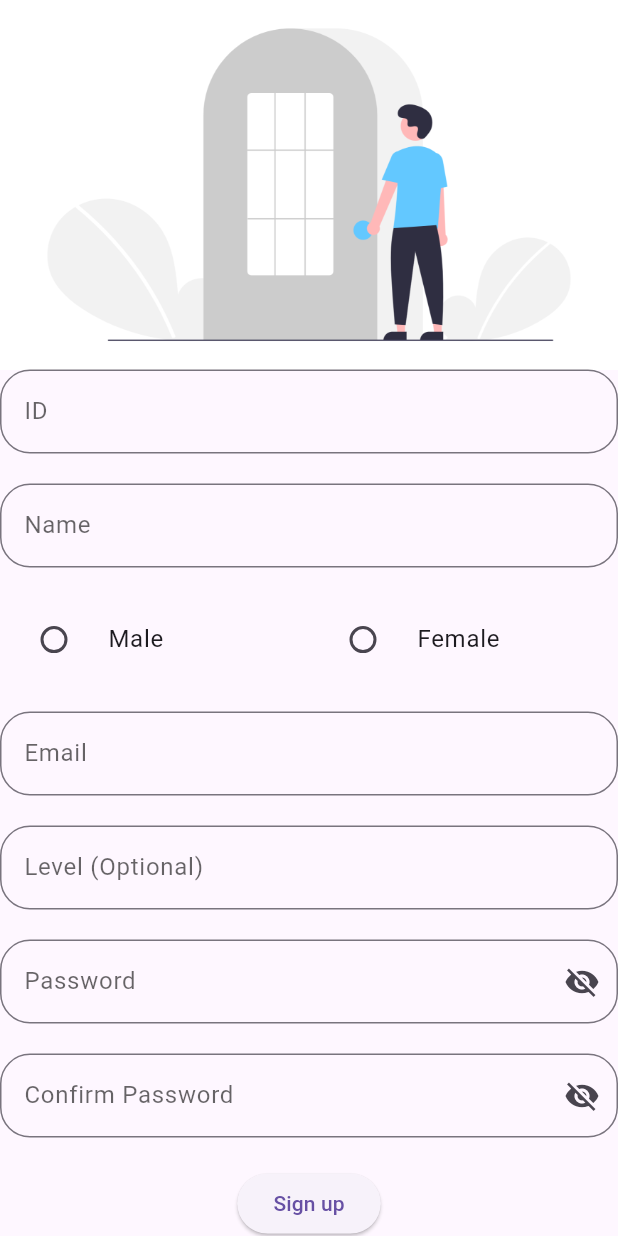
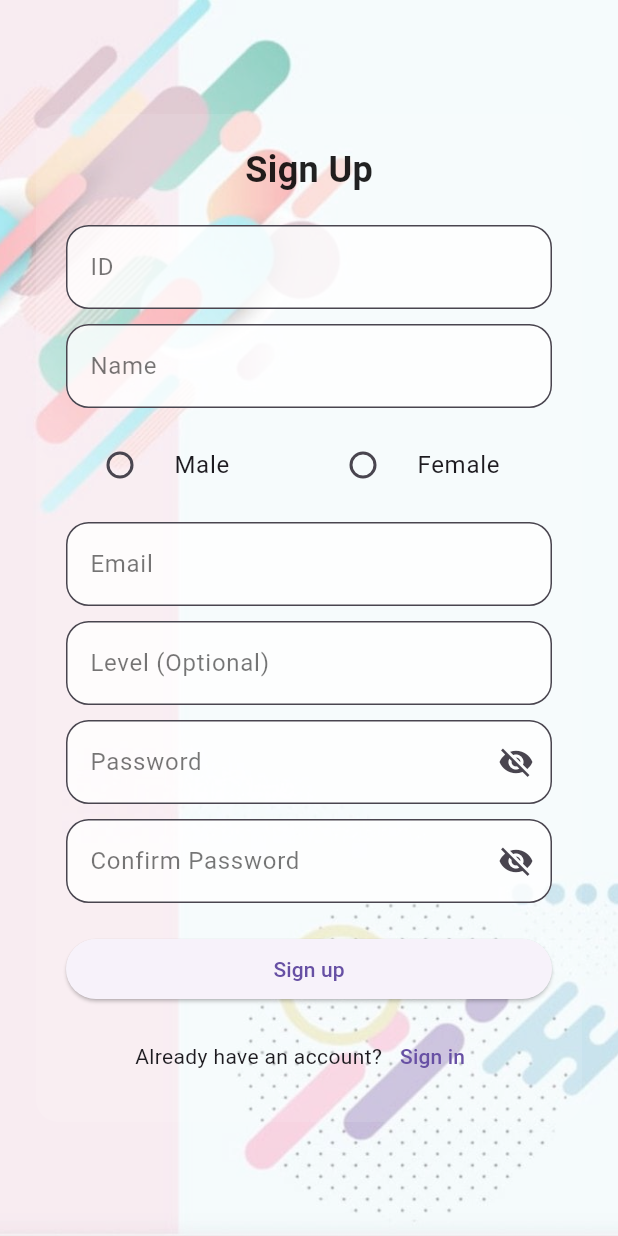
Before and after one commit to Roqaia2005/Assignment1_Mobile, a Flutter app: the SignupScreen screen opened directly, on a phone screen of 412 x 824 dp. Run offline on Flutter 3.47's test engine with Material 3 defaults, Android fonts, the phone set to English and light mode, and no system bars; our stand-ins replace cloud_firestore, firebase_auth, firebase_core, hive, hive_flutter, image_picker and 1 more; accounts and stored records are empty.

Commit message:
sign up UI done, with some errors: - display password - level not optional - sign in must have greater font size

```diff
--- a/lib/screens/signup_screen.dart
+++ b/lib/screens/signup_screen.dart
@@ -1,4 +1,3 @@
-import 'dart:async';
 import 'package:flutter/material.dart';
 import 'package:firebase_auth/firebase_auth.dart';
 import 'package:student_registeration/helper.dart';
@@ -6,6 +5,7 @@ import 'package:cloud_firestore/cloud_firestore.dart';
 import 'package:student_registeration/models/student.dart';
 import 'package:student_registeration/screens/login_screen.dart';
 import 'package:internet_connection_checker_plus/internet_connection_checker_plus.dart';
+import 'dart:async';
 
 class SignupScreen extends StatefulWidget {
   const SignupScreen({super.key});
@@ -27,10 +27,10 @@ class _SignupScreenState extends State<SignupScreen> {
   bool obscure = true;
   bool obscureConfirm = true;
   late StreamSubscription<InternetStatus> listener;
+
   @override
   void initState() {
     super.initState();
-
     listener = InternetConnection().onStatusChange.listen((status) async {
       if (status == InternetStatus.connected) {
         if (box.isNotEmpty) {
@@ -50,56 +50,45 @@ class _SignupScreenState extends State<SignupScreen> {
   @override
   Widget build(BuildContext context) {
     return Scaffold(
-      body: Form(
+      body: Stack(
+        fit: StackFit.expand,
+        children: [
+          Image.asset(
+            "assets/images/home.jpg",
+            fit: BoxFit.cover,
+          ),
+          Container(
+            color: Colors.white.withOpacity(0.4),
+          ),
+          Center(
+            child: SingleChildScrollView(
+              padding: const EdgeInsets.symmetric(horizontal: 24),
+              child: Container(
+                padding: const EdgeInsets.all(20),
+                decoration: BoxDecoration(
+                  color: Colors.white.withOpacity(0.1),
+                  borderRadius: BorderRadius.circular(15),
+                ),
+                child: Form(
                   key: _formKey,
-        child: SingleChildScrollView(
                   child: Column(
+                    mainAxisSize: MainAxisSize.min,
                     children: [
-              const Image(
-                image: AssetImage("assets/images/undraw_login_wqkt.png"),
-              ),
-              TextFormField(
-                controller: idController,
-                validator: (value) {
-                  if (value?.isEmpty ?? true) {
-                    return "This field is required";
-                  }
-                  if (!RegExp(r'^[0-9]+$').hasMatch(value!)) {
-                    return "ID must be numeric";
-                  }
-                  return null;
-                },
-                decoration: InputDecoration(
-                  hintText: "ID",
-                  hintStyle: const TextStyle(
-                    color: Color.fromARGB(153, 0, 0, 0),
-                  ),
-                  border: OutlineInputBorder(
-                    borderRadius: BorderRadius.circular(20),
-                  ),
+                      const Text(
+                        "Sign Up",
+                        style: TextStyle(
+                          fontSize: 24,
+                          fontWeight: FontWeight.bold,
+                          color: Colors.black87,
                         ),
                       ),
                       const SizedBox(height: 20),
-              TextFormField(
-                controller: nameController,
-                validator: (value) {
-                  if (value?.isEmpty ?? true) {
-                    return "This field is required";
-                  }
-                  return null;
-                },
-                decoration: InputDecoration(
-                  hintText: "Name",
-                  hintStyle: const TextStyle(
-                    color: Color.fromARGB(153, 0, 0, 0),
-                  ),
-                  border: OutlineInputBorder(
-                    borderRadius: BorderRadius.circular(20),
-                  ),
-                ),
-              ),
-              const SizedBox(height: 20),
+                      buildTextField("ID", idController, false),
+                      const SizedBox(height: 10),
+                      buildTextField("Name", nameController, false),
+                      const SizedBox(height: 10),
                       Row(
+                        mainAxisAlignment: MainAxisAlignment.center,
                         children: [
                           Expanded(
                             child: RadioListTile<String>(
@@ -127,130 +116,22 @@ class _SignupScreenState extends State<SignupScreen> {
                           ),
                         ],
                       ),
+                      const SizedBox(height: 10),
+                      buildTextField("Email", emailController, false),
+                      const SizedBox(height: 10),
+                      buildTextField("Level (Optional)", levelController, false),
+                      const SizedBox(height: 10),
+                      buildTextField("Password", passwordController, true),
+                      const SizedBox(height: 10),
+                      buildTextField("Confirm Password", confirmPasswordController, true),
                       const SizedBox(height: 20),
-              TextFormField(
-                controller: emailController,
-                validator: (value) {
-                  if (value?.isEmpty ?? true) {
-                    return "This field is required";
-                  }
-                  if (!RegExp(
-                    r'^[0-9]+@stud\.fci-cu\.edu\.eg$',
-                  ).hasMatch(value!)) {
-                    return "Invalid email format. Example: studentID@stud.fci-cu.edu.eg";
-                  }
-                  if (value.split('@')[0] != idController.text) {
-                    return "Email ID must match with your ID";
-                  }
-                  return null;
-                },
-                decoration: InputDecoration(
-                  hintText: "Email",
-                  hintStyle: const TextStyle(
-                    color: Color.fromARGB(153, 0, 0, 0),
-                  ),
-                  border: OutlineInputBorder(
-                    borderRadius: BorderRadius.circular(20),
-                  ),
-                ),
-              ),
-              const SizedBox(height: 20),
-              TextFormField(
-                validator: (value) {
-                  if (!RegExp(r'^[1-4]').hasMatch(value!)) {
-                    return "Select your level from 1 to 4";
-                  }
-
-                  return null;
-                },
-                controller: levelController,
-                keyboardType: TextInputType.number,
-                decoration: InputDecoration(
-                  hintText: "Level (Optional)",
-                  hintStyle: const TextStyle(
-                    color: Color.fromARGB(153, 0, 0, 0),
-                  ),
-                  border: OutlineInputBorder(
-                    borderRadius: BorderRadius.circular(20),
-                  ),
-                ),
-              ),
-              const SizedBox(height: 20),
-              TextFormField(
-                controller: passwordController,
-                obscureText: obscure,
-                validator: (value) {
-                  if (value?.isEmpty ?? true) {
-                    return "This field is required";
-                  }
-
-                  if (!RegExp(r'^(?=.*[0-9]).{8,}$').hasMatch(value!)) {
-                    return "Password must contain at least one number and 8 characters";
-                  }
-                  return null;
-                },
-                decoration: InputDecoration(
-                  suffixIcon: IconButton(
-                    onPressed: () {
-                      setState(() {
-                        obscure = !obscure;
-                      });
-                    },
-                    icon: Icon(
-                      obscure ? Icons.visibility_off : Icons.visibility,
-                    ),
-                  ),
-                  hintText: "Password",
-                  hintStyle: const TextStyle(
-                    color: Color.fromARGB(153, 0, 0, 0),
-                  ),
-                  border: OutlineInputBorder(
-                    borderRadius: BorderRadius.circular(20),
-                  ),
-                ),
-              ),
-              const SizedBox(height: 20),
-              TextFormField(
-                controller: confirmPasswordController,
-                obscureText: obscureConfirm,
-                validator: (value) {
-                  if (value?.isEmpty ?? true) {
-                    return "This field is required";
-                  }
-                  if (value != passwordController.text) {
-                    return "Passwords do not match";
-                  }
-                  return null;
-                },
-                decoration: InputDecoration(
-                  suffixIcon: IconButton(
-                    onPressed: () async {
-                      setState(() {
-                        obscureConfirm = !obscureConfirm;
-                      });
-                    },
-                    icon: Icon(
-                      obscureConfirm ? Icons.visibility_off : Icons.visibility,
-                    ),
-                  ),
-                  hintText: "Confirm Password",
-                  hintStyle: const TextStyle(
-                    color: Color.fromARGB(153, 0, 0, 0),
-                  ),
-                  border: OutlineInputBorder(
-                    borderRadius: BorderRadius.circular(20),
-                  ),
-                ),
-              ),
-              const SizedBox(height: 20),
-              ElevatedButton(
+                      SizedBox(
+                        width: double.infinity,
+                        child: ElevatedButton(
                           onPressed: () async {
                             if (_formKey.currentState!.validate()) {
-                    bool connected =
-                        await InternetConnection().hasInternetAccess;
+                              bool connected = await InternetConnection().hasInternetAccess;
                               if (!connected) {
-                      // if not connected sign up with hive local database
-
                                 Student student = Student(
                                   email: emailController.text,
                                   password: passwordController.text,
@@ -260,22 +141,12 @@ class _SignupScreenState extends State<SignupScreen> {
                                   id: idController.text,
                                 );
                                 await box.put(idController.text, student);
-
-                      ScaffoldMessenger.of(context).showSnackBar(
-                        const SnackBar(content: Text("Sign up Successful!")),
-                      );
-
-                      Navigator.push(
-                        context,
-                        MaterialPageRoute(
-                          builder: (context) => const LoginScreen(),
-                        ),
-                      );
+                                showSnackbar("Sign up Successful!");
+                                navigateToLogin();
                               } else {
                                 try {
-                        UserCredential userCredential = await FirebaseAuth
-                            .instance
-                            .createUserWithEmailAndPassword(
+                                  UserCredential userCredential =
+                                      await FirebaseAuth.instance.createUserWithEmailAndPassword(
                                     email: emailController.text,
                                     password: passwordController.text,
                                   );
@@ -289,50 +160,24 @@ class _SignupScreenState extends State<SignupScreen> {
                                     'gender': gender,
                                     'level': levelController.text,
                                   });
-
-                        ScaffoldMessenger.of(context).showSnackBar(
-                          const SnackBar(
-                            content: Text("Successfully registered"),
-                          ),
-                        );
-
-                        Navigator.push(
-                          context,
-                          MaterialPageRoute(
-                            builder: (context) => const LoginScreen(),
-                          ),
-                        );
+                                  showSnackbar("Successfully registered");
+                                  navigateToLogin();
                                 } on FirebaseAuthException catch (e) {
                                   if (e.code == 'weak-password') {
-                          ScaffoldMessenger.of(context).showSnackBar(
-                            const SnackBar(
-                              content: Text("Password is too weak"),
-                            ),
-                          );
+                                    showSnackbar("Password is too weak");
                                   } else if (e.code == 'email-already-in-use') {
-                          ScaffoldMessenger.of(context).showSnackBar(
-                            const SnackBar(
-                              content: Text("This email already exists"),
-                            ),
-                          );
+                                    showSnackbar("This email already exists");
                                   } else {
-                          ScaffoldMessenger.of(context).showSnackBar(
-                            const SnackBar(
-                              content: Text("The email is not valid"),
-                            ),
-                          );
+                                    showSnackbar("The email is not valid");
                                   }
                                 }
                               }
                             } else {
-                    ScaffoldMessenger.of(context).showSnackBar(
-                      const SnackBar(
-                        content: Text("Please, enter all required fields"),
-                      ),
-                    );
+                              showSnackbar("Please, enter all required fields");
                             }
                           },
                           child: const Text("Sign up"),
+                        ),
                       ),
                       const SizedBox(height: 10),
                       Row(
@@ -340,14 +185,7 @@ class _SignupScreenState extends State<SignupScreen> {
                         children: [
                           const Text("Already have an account?"),
                           TextButton(
-                    onPressed: () {
-                      Navigator.push(
-                        context,
-                        MaterialPageRoute(
-                          builder: (context) => const LoginScreen(),
-                        ),
-                      );
-                    },
+                            onPressed: navigateToLogin,
                             child: const Text("Sign in"),
                           ),
                         ],
@@ -356,7 +194,55 @@ class _SignupScreenState extends State<SignupScreen> {
                   ),
                 ),
               ),
+            ),
+          ),
+        ],
+      ),
     );
+  }
+
+  Widget buildTextField(String hint, TextEditingController controller, bool isPassword) {
+    return TextFormField(
+      controller: controller,
+      obscureText: isPassword,
+      validator: (value) {
+        if (value?.isEmpty ?? true) {
+          return "This field is required";
+        }
+        return null;
+      },
+      decoration: InputDecoration(
+        hintText: hint,
+        hintStyle: const TextStyle(color: Colors.black54),
+        filled: true,
+        fillColor: Colors.white.withOpacity(0.8),
+        border: OutlineInputBorder(borderRadius: BorderRadius.circular(15)),
+        suffixIcon: isPassword
+            ? IconButton(
+                onPressed: () {
+                  setState(() {
+                    if (controller == passwordController) {
+                      obscure = !obscure;
+                    } else {
+                      obscureConfirm = !obscureConfirm;
+                    }
+                  });
+                },
+                icon: Icon(controller == passwordController
+                    ? (obscure ? Icons.visibility_off : Icons.visibility)
+                    : (obscureConfirm ? Icons.visibility_off : Icons.visibility)),
+              )
+            : null,
+      ),
+    );
+  }
+
+  void showSnackbar(String message) {
+    ScaffoldMessenger.of(context).showSnackBar(SnackBar(content: Text(message)));
+  }
+
+  void navigateToLogin() {
+    Navigator.push(context, MaterialPageRoute(builder: (context) => const LoginScreen()));
   }
 }
 
```
Also changed, not shown: assets/images/home.jpg (added). Lines whose indentation alone changed are shown as unchanged.
